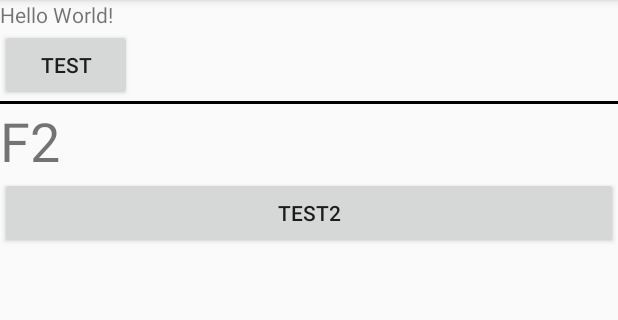
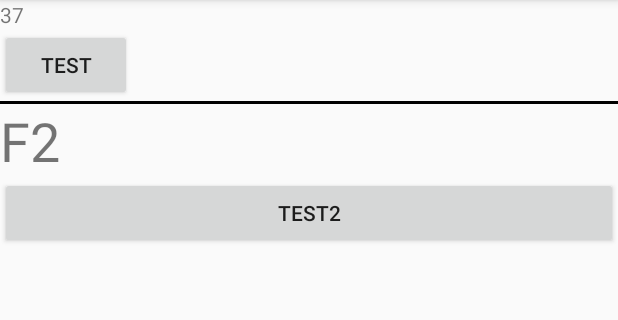
Before and after one commit to yadoch/MyFragment, an Android app: the fragment F2 placed in its activity, after a tap on "TEST2", on a phone screen of 412 x 824 dp, the part 84-404 px from its top. Run offline under Robolectric (Android 15) with nearby library versions, the phone set to English and light mode, and no system bars.

Commit message:
完成範例 補充說明

```diff
--- a/app/src/main/java/tw/com/abc/myfragment/F2.java
+++ b/app/src/main/java/tw/com/abc/myfragment/F2.java
@@ -4,23 +4,48 @@ package tw.com.abc.myfragment;
 import android.app.Fragment;
 import android.os.Bundle;
 
+import android.support.annotation.Nullable;
+import android.util.Log;
 import android.view.LayoutInflater;
 import android.view.View;
 import android.view.ViewGroup;
+import android.widget.Button;
 
 
 /**
  * A simple {@link Fragment} subclass.
  */
 public class F2 extends Fragment {
-
-
+    private View view;
+    private MainActivity activity;
+    @Override
+    public void onCreate(@Nullable Bundle savedInstanceState) {
+        super.onCreate(savedInstanceState);
+        activity=(MainActivity) getActivity();
+    }
 
     @Override
     public View onCreateView(LayoutInflater inflater, ViewGroup container,
                              Bundle savedInstanceState) {
         // Inflate the layout for this fragment
-        return inflater.inflate(R.layout.fragment_f2, container, false);
+        if (view == null) {
+            //把原本的 return 用 view 取代
+            view = inflater.inflate(R.layout.fragment_f2, container, false);
+            Button test2 = (Button) view.findViewById(R.id.test2);
+            test2.setOnClickListener(new View.OnClickListener() {
+                @Override
+                public void onClick(View view) {
+                    Log.i("geoff", "F2 Btn OK!!");
+                    showMain();
+                }
+            });
+        }
+        return view;
     }
+    private void showMain(){
+        int rand= (int)( Math.random() *49+1);
+        // 呼叫 MainActivity 中的setTextView()
+        activity.setTextView("" + rand);
 
+    }
 }
--- a/app/src/main/java/tw/com/abc/myfragment/MainActivity.java
+++ b/app/src/main/java/tw/com/abc/myfragment/MainActivity.java
@@ -4,18 +4,25 @@ import android.app.FragmentManager;
 import android.app.FragmentTransaction;
 import android.support.v7.app.AppCompatActivity;
 import android.os.Bundle;
+import android.util.Log;
+import android.view.View;
+import android.widget.TextView;
 
 public class MainActivity extends AppCompatActivity {
     private F1 f1;
     private F2 f2;
     private FragmentManager fmgr;
     private FragmentTransaction tran;
+    private boolean isF1;
+    private String TAG ="geoff";
+    private TextView mesg;
+
     @Override
     protected void onCreate(Bundle savedInstanceState) {
         super.onCreate(savedInstanceState);
         setContentView(R.layout.activity_main);
 
-        setContentView(R.layout.activity_main);
+        mesg = (TextView) findViewById(R.id.mesg);
 
         f1 = new F1(); f2 = new F2();
         fmgr = getFragmentManager();
@@ -24,6 +31,32 @@ public class MainActivity extends AppCompatActivity {
         tran = fmgr.beginTransaction();
         tran.add(R.id.container, f1);
         tran.commit();
+        isF1 = true;
+    }
 
+    public void test(View view) {
+        // 透過Booline 特性做True 和 False 轉換,不用再加判斷式
+        isF1 = !isF1;
+        tran =fmgr.beginTransaction();
+        // 用add 會Fragment 會重疊,必須改用 replace
+        //tran.add(R.id.container,f2);
+        // 只能切換f2 用三元運算子再改寫
+        //tran.replace(R.id.container,f2);
+
+        //最終版
+        tran.replace(R.id.container, isF1?f1:f2);
+
+    // 上課應有提到,不知用途,待確認
+    //    tran.addToBackStack(null);
+        tran.commit();
+    }
+
+    public void test1(View view){
+        // 這個 不會有作用,純粹只是驗證test1 按下之後只有Fragment F1 Listen 該事件而非 MainActivity
+        Log.i(TAG, "test1: Main");
+    }
+
+    public void  setTextView(String newmesg){
+        mesg.setText(newmesg);
     }
 }
--- a/app/src/main/res/layout/fragment_f2.xml
+++ b/app/src/main/res/layout/fragment_f2.xml
@@ -14,6 +14,7 @@
         android:textSize="36sp"
         android:text="F2" />
     <Button
+        android:id="@+id/test2"
         android:layout_width="match_parent"
         android:layout_height="wrap_content"
         android:text="test2"
```
